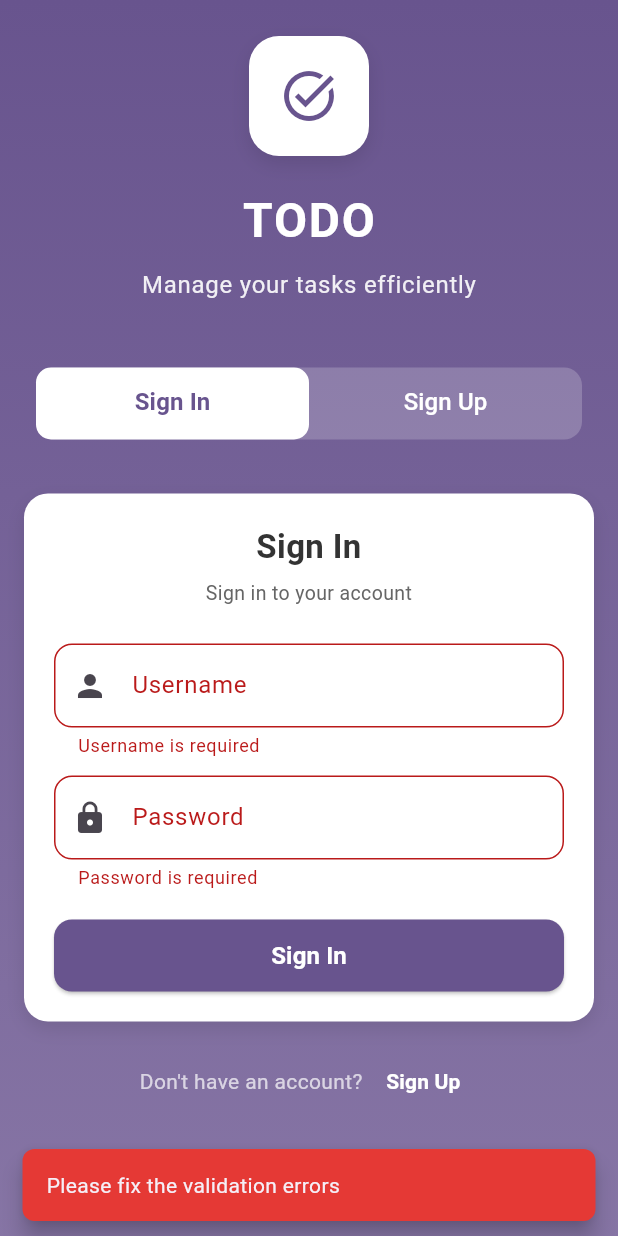
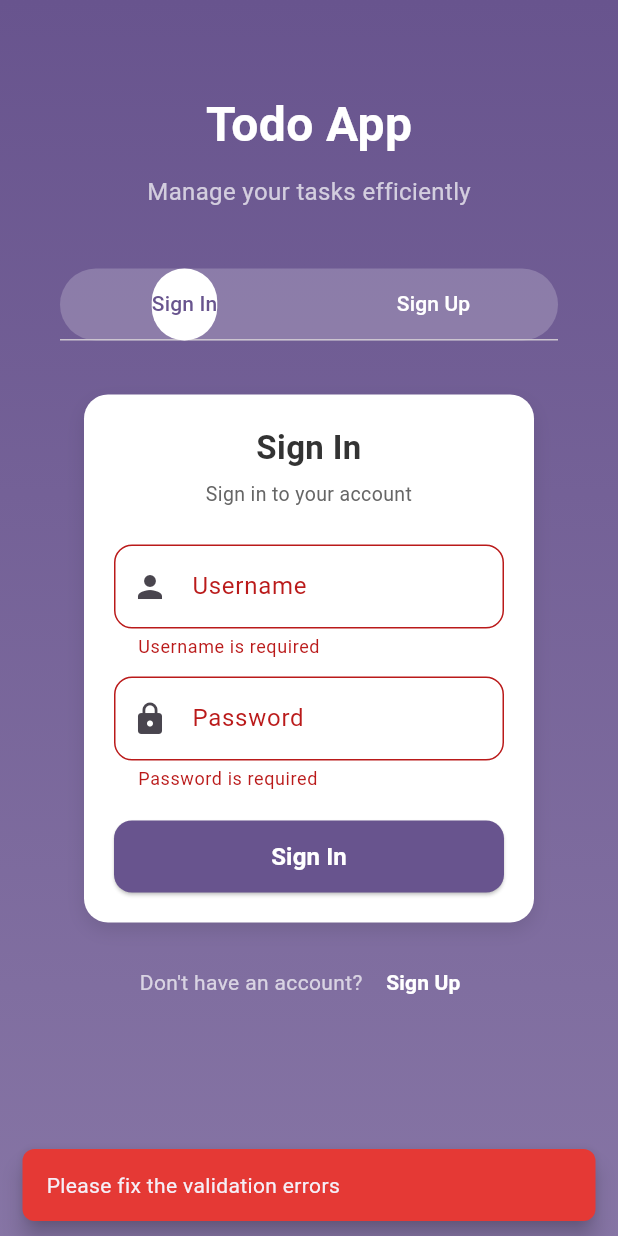
Before and after one commit to azarov-serge/flutter_todo, a Flutter app: the screen it shows after launch, after a tap on "Sign In", on a phone screen of 412 x 824 dp. Run offline on Flutter 3.47's test engine with Material 3 defaults, Android fonts, the phone set to English and light mode, and no system bars; our stand-ins replace flutter_riverpod, freezed_annotation, get_it, hive, hive_flutter, shared_preferences; accounts and stored records are empty.

Commit message:
Refactor AuthPage architecture and add comprehensive documentation
Architecture Changes:
- Implement Smart/Dumb pattern for AuthPage
- Create AuthPageView as pure UI component
- Add AuthPageViewModel for UI logic management
- Simplify AuthPage to return AuthPageView directly
- Remove child parameter from AuthPage

Documentation:
- Add ARCH.md with detailed Russian architecture documentation
- Update README.md with comprehensive English documentation
- Add SOLID principles implementation details
- Document Smart/Dumb pattern usage
- Include development guidelines and project structure

Key Improvements:
- Better separation of concerns
- Improved testability and reusability
- Cleaner component interfaces
- Comprehensive documentation for developers

```diff
--- a/lib/features/auth/views/auth_page/auth_page.dart
+++ b/lib/features/auth/views/auth_page/auth_page.dart
@@ -1,11 +1,14 @@
 import 'package:flutter/material.dart';
 import 'package:flutter_riverpod/flutter_riverpod.dart';
+import 'package:flutter_todo/features/auth/providers/auth_notifier.dart';
+import 'package:flutter_todo/features/auth/providers/auth_query.dart';
+import 'package:flutter_todo/shared/providers/request_provider.dart';
+import 'package:flutter_todo/shared/ui_kit/splash_screen/splash_screen.dart';
+import 'package:flutter_todo/app/routes.dart';
+import 'package:flutter_todo/features/auth/views/auth_page/auth_page_view.dart';
 
-import '../../../../app/routes.dart';
-import '../../providers/auth_notifier.dart';
-import 'widgets/widgets.dart';
-
-/// Authentication page with sign in and sign up capabilities
+/// Smart wrapper that handles authentication logic and redirects
+/// Separates business logic from UI presentation
 class AuthPage extends ConsumerStatefulWidget {
   const AuthPage({super.key});
 
@@ -13,175 +16,40 @@ class AuthPage extends ConsumerStatefulWidget {
   ConsumerState<AuthPage> createState() => _AuthPageState();
 }
 
-class _AuthPageState extends ConsumerState<AuthPage>
-    with SingleTickerProviderStateMixin {
-  late TabController _tabController;
-
-  @override
-  void initState() {
-    super.initState();
-    _tabController = TabController(length: 2, vsync: this);
-    // Check authentication when state changes
-    WidgetsBinding.instance.addPostFrameCallback((_) {
-      _checkAuthAndRedirect();
-    });
-  }
-
-  @override
-  void dispose() {
-    _tabController.dispose();
-    super.dispose();
-  }
-
-  @override
-  void didChangeDependencies() {
-    super.didChangeDependencies();
-    _checkAuthAndRedirect();
-  }
-
-  /// Check authentication and redirect if needed
-  void _checkAuthAndRedirect() {
-    final isAuthenticated = ref.read(isAuthenticatedProvider);
-    if (isAuthenticated) {
-      _redirectToHome();
-    }
-  }
-
-  /// Redirect to home page
-  void _redirectToHome() {
-    if (mounted) {
-      AppRoutes.goHome(context);
-    }
-  }
+class _AuthPageState extends ConsumerState<AuthPage> {
+  bool _hasRedirected = false;
 
   @override
   Widget build(BuildContext context) {
-    return Scaffold(body: _buildContent());
-  }
+    final isAuthenticated = ref.watch(isAuthenticatedProvider);
+    final checkAuthQuery = AuthQuery.checkAuth();
+    final requestState = ref.watch(
+      requestStateProvider(checkAuthQuery.state.key),
+    );
+    final isLoading = requestState.isLoading;
 
-  /// Build main content
-  Widget _buildContent() {
-    return Container(
-      decoration: BoxDecoration(
-        gradient: LinearGradient(
-          begin: Alignment.topCenter,
-          end: Alignment.bottomCenter,
-          colors: [
-            Theme.of(context).primaryColor,
-            Theme.of(context).primaryColor.withValues(alpha: 0.8),
-          ],
-        ),
-      ),
-      child: SafeArea(
-        child: Column(
-          children: [
-            // Header
-            _buildHeader(),
-            const SizedBox(height: 20),
+    // Show splash screen during authentication check
+    if (isLoading) {
+      return const SplashScreen(message: 'Checking authentication...');
+    }
 
-            // Tabs for switching between sign in and sign up
-            _buildTabs(),
-            const SizedBox(height: 20),
+    // Redirect to home if authenticated
+    if (isAuthenticated && !_hasRedirected) {
+      _hasRedirected = true;
+      WidgetsBinding.instance.addPostFrameCallback((_) {
+        Navigator.of(
+          context,
+        ).pushNamedAndRemoveUntil(AppRoutes.home, (route) => false);
+      });
+      return const SplashScreen(message: 'Redirecting to home...');
+    }
 
-            // Tab content
-            Expanded(
-              child: TabBarView(
-                controller: _tabController,
-                children: [
-                  SignInForm(tabController: _tabController),
-                  SignUpForm(tabController: _tabController),
-                ],
-              ),
-            ),
-          ],
-        ),
-      ),
-    );
-  }
+    // Reset redirect flag when not authenticated
+    if (!isAuthenticated) {
+      _hasRedirected = false;
+    }
 
-  /// Build header
-  Widget _buildHeader() {
-    return Padding(
-      padding: const EdgeInsets.all(24.0),
-      child: Column(
-        children: [
-          // Logo
-          Container(
-            width: 80,
-            height: 80,
-            decoration: BoxDecoration(
-              color: Colors.white,
-              borderRadius: BorderRadius.circular(20),
-              boxShadow: [
-                BoxShadow(
-                  color: Colors.black.withValues(alpha: 0.1),
-                  blurRadius: 10,
-                  offset: const Offset(0, 5),
-                ),
-              ],
-            ),
-            child: Icon(
-              Icons.task_alt,
-              size: 40,
-              color: Theme.of(context).primaryColor,
-            ),
-          ),
-          const SizedBox(height: 20),
-
-          // App name
-          Text(
-            'TODO',
-            style: TextStyle(
-              fontSize: 32,
-              fontWeight: FontWeight.bold,
-              color: Colors.white,
-              letterSpacing: 1.2,
-            ),
-          ),
-          const SizedBox(height: 8),
-
-          // Subtitle
-          Text(
-            'Manage your tasks efficiently',
-            style: TextStyle(
-              fontSize: 16,
-              color: Colors.white.withValues(alpha: 0.9),
-              letterSpacing: 0.5,
-            ),
-          ),
-        ],
-      ),
-    );
-  }
-
-  /// Build tabs
-  Widget _buildTabs() {
-    return Container(
-      margin: const EdgeInsets.symmetric(horizontal: 24),
-      decoration: BoxDecoration(
-        color: Colors.white.withValues(alpha: 0.2),
-        borderRadius: BorderRadius.circular(12),
-      ),
-      child: TabBar(
-        controller: _tabController,
-        indicator: BoxDecoration(
-          color: Colors.white,
-          borderRadius: BorderRadius.circular(10),
-        ),
-        dividerColor: Colors.transparent,
-        indicatorSize: TabBarIndicatorSize.tab,
-        labelColor: Theme.of(context).primaryColor,
-        unselectedLabelColor: Colors.white,
-        labelStyle: const TextStyle(fontSize: 16, fontWeight: FontWeight.w600),
-        unselectedLabelStyle: const TextStyle(
-          fontSize: 16,
-          fontWeight: FontWeight.w500,
-        ),
-        tabs: const [
-          Tab(text: 'Sign In'),
-          Tab(text: 'Sign Up'),
-        ],
-      ),
-    );
+    // Show auth page if not authenticated
+    return const AuthPageView();
   }
 }
--- /dev/null
+++ b/lib/features/auth/views/auth_page/auth_page_view.dart
@@ -0,0 +1,106 @@
+import 'package:flutter/material.dart';
+import 'package:flutter_todo/features/auth/views/auth_page/widgets/widgets.dart';
+import 'package:flutter_todo/features/auth/views/auth_page/auth_page_view_model.dart';
+
+/// Dumb UI component that only handles presentation
+/// Business logic is handled by AuthPage
+class AuthPageView extends StatefulWidget {
+  const AuthPageView({super.key});
+
+  @override
+  State<AuthPageView> createState() => _AuthPageViewState();
+}
+
+class _AuthPageViewState extends State<AuthPageView>
+    with TickerProviderStateMixin {
+  late AuthPageViewModel _viewModel;
+
+  @override
+  void initState() {
+    super.initState();
+    _viewModel = AuthPageViewModel();
+    _viewModel.initializeTabController(this);
+  }
+
+  @override
+  void dispose() {
+    _viewModel.dispose();
+    super.dispose();
+  }
+
+  @override
+  Widget build(BuildContext context) {
+    return Scaffold(
+      body: Container(
+        decoration: BoxDecoration(
+          gradient: LinearGradient(
+            begin: Alignment.topCenter,
+            end: Alignment.bottomCenter,
+            colors: [
+              Theme.of(context).primaryColor,
+              Theme.of(context).primaryColor.withValues(alpha: 0.8),
+            ],
+          ),
+        ),
+        child: SafeArea(
+          child: Column(
+            children: [
+              const SizedBox(height: 60),
+              // App title
+              const Text(
+                'Todo App',
+                style: TextStyle(
+                  fontSize: 32,
+                  fontWeight: FontWeight.bold,
+                  color: Colors.white,
+                ),
+              ),
+              const SizedBox(height: 10),
+              const Text(
+                'Manage your tasks efficiently',
+                style: TextStyle(fontSize: 16, color: Colors.white70),
+              ),
+              const SizedBox(height: 40),
+              // Tab bar
+              Container(
+                margin: const EdgeInsets.symmetric(horizontal: 40),
+                decoration: BoxDecoration(
+                  color: Colors.white.withValues(alpha: 0.2),
+                  borderRadius: BorderRadius.circular(25),
+                ),
+                child: TabBar(
+                  controller: _viewModel.tabController,
+                  indicator: BoxDecoration(
+                    borderRadius: BorderRadius.circular(25),
+                    color: Colors.white,
+                  ),
+                  labelColor: Theme.of(context).primaryColor,
+                  unselectedLabelColor: Colors.white,
+                  tabs: const [
+                    Tab(text: 'Sign In'),
+                    Tab(text: 'Sign Up'),
+                  ],
+                ),
+              ),
+              const SizedBox(height: 20),
+              // Tab bar view
+              Expanded(
+                child: Container(
+                  margin: const EdgeInsets.symmetric(horizontal: 40),
+                  child: TabBarView(
+                    controller: _viewModel.tabController,
+                    children: [
+                      SignInForm(tabController: _viewModel.tabController),
+                      SignUpForm(tabController: _viewModel.tabController),
+                    ],
+                  ),
+                ),
+              ),
+              const SizedBox(height: 40),
+            ],
+          ),
+        ),
+      ),
+    );
+  }
+}
--- /dev/null
+++ b/lib/features/auth/views/auth_page/auth_page_view_model.dart
@@ -0,0 +1,42 @@
+import 'package:flutter/material.dart';
+
+/// ViewModel for AuthPageView UI logic
+/// Handles TabController and UI state management
+class AuthPageViewModel extends ChangeNotifier {
+  late TabController _tabController;
+
+  TabController get tabController => _tabController;
+
+  /// Initialize TabController
+  void initializeTabController(TickerProvider vsync) {
+    _tabController = TabController(length: 2, vsync: vsync);
+    _tabController.addListener(() {
+      notifyListeners();
+    });
+  }
+
+  /// Get current tab index
+  int get currentIndex => _tabController.index;
+
+  /// Check if current tab is sign in
+  bool get isSignInTab => currentIndex == 0;
+
+  /// Check if current tab is sign up
+  bool get isSignUpTab => currentIndex == 1;
+
+  /// Switch to sign in tab
+  void switchToSignIn() {
+    _tabController.animateTo(0);
+  }
+
+  /// Switch to sign up tab
+  void switchToSignUp() {
+    _tabController.animateTo(1);
+  }
+
+  @override
+  void dispose() {
+    _tabController.dispose();
+    super.dispose();
+  }
+}
```
Also changed, not shown: 2 other files.
